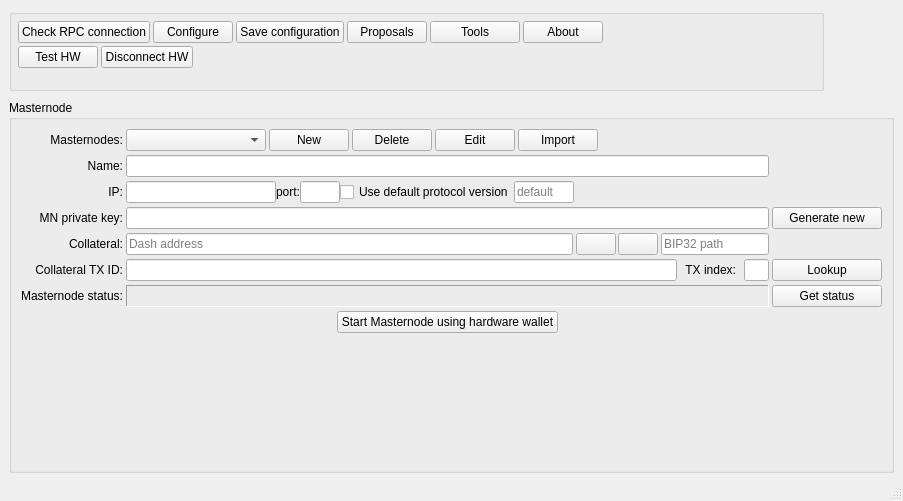
Above: src/ui/ui_main_dlg.ui from Bertrand256/dash-masternode-tool before the change. Below: the same form after it.
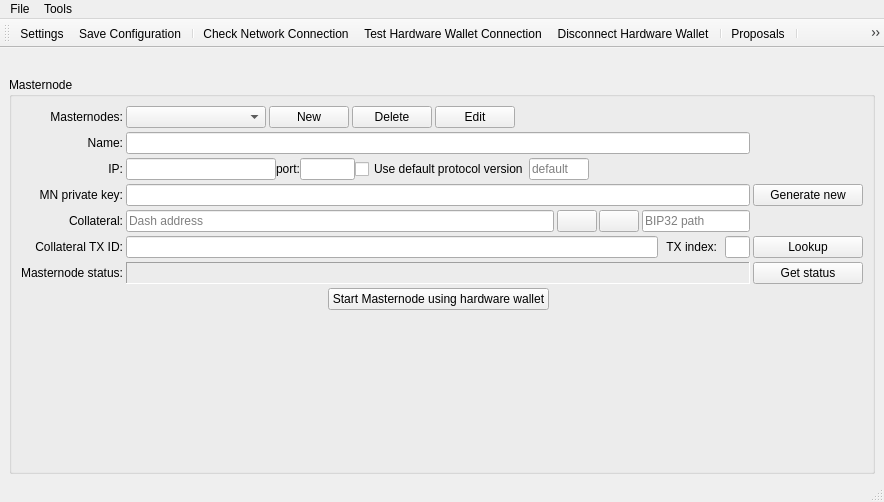
That is the form after the change.

Commit message: - Dash Testnet support - Trezor T support - switching between different configurations - config files encryption with hardware wallets - toolbar and main menu in main window - improvements in payment dialog: multiple recipients, improved UTXO selection, saving recipient list in an external file - transaction preview window - proposal dialog: additional filtering, voting on multiple proposals at once - uploading firmware to hardware wallets (dedicated mainly to upload a custom firmware with testnet support)

Diff of the .ui file:
```diff
--- a/src/ui/ui_main_dlg.ui
+++ b/src/ui/ui_main_dlg.ui
@@ -6,8 +6,8 @@
    <rect>
     <x>0</x>
     <y>0</y>
-    <width>903</width>
-    <height>501</height>
+    <width>884</width>
+    <height>502</height>
    </rect>
   </property>
   <property name="sizePolicy">
@@ -20,11 +20,46 @@
    <string>MainWindow</string>
   </property>
   <widget class="QWidget" name="centralwidget">
-   <layout class="QGridLayout" name="gridLayout_3">
+   <layout class="QVBoxLayout" name="verticalLayout">
     <property name="bottomMargin">
      <number>6</number>
     </property>
-    <item row="2" column="0" colspan="2">
+    <item>
+     <layout class="QHBoxLayout" name="layMessage" stretch="0">
+      <property name="spacing">
+       <number>0</number>
+      </property>
+      <property name="leftMargin">
+       <number>0</number>
+      </property>
+      <property name="bottomMargin">
+       <number>0</number>
+      </property>
+      <item>
+       <widget class="QLabel" name="lblMessage">
+        <property name="sizePolicy">
+         <sizepolicy hsizetype="Minimum" vsizetype="Preferred">
+          <horstretch>0</horstretch>
+          <verstretch>0</verstretch>
+         </sizepolicy>
+        </property>
+        <property name="text">
+         <string/>
+        </property>
+        <property name="wordWrap">
+         <bool>true</bool>
+        </property>
+        <property name="margin">
+         <number>0</number>
+        </property>
+        <property name="openExternalLinks">
+         <bool>true</bool>
+        </property>
+       </widget>
+      </item>
+     </layout>
+    </item>
+    <item>
      <widget class="QGroupBox" name="groupBox_3">
       <property name="sizePolicy">
        <sizepolicy hsizetype="Expanding" vsizetype="Expanding">
@@ -131,16 +166,6 @@
              </property>
             </widget>
            </item>
-           <item>
-            <widget class="QPushButton" name="btnImportMasternodesConf">
-             <property name="toolTip">
-              <string>Import Masternodes from masternode.conf file</string>
-             </property>
-             <property name="text">
-              <string>Import</string>
-             </property>
-            </widget>
-           </item>
            <item>
             <spacer name="horizontalSpacer">
              <property name="orientation">
@@ -206,7 +231,7 @@
              </property>
              <property name="maximumSize">
               <size>
-               <width>40</width>
+               <width>55</width>
                <height>16777215</height>
               </size>
              </property>
@@ -777,353 +802,186 @@
       </layout>
      </widget>
     </item>
-    <item row="1" column="0" colspan="2">
-     <layout class="QHBoxLayout" name="horizontalLayout_11" stretch="1,0">
-      <property name="sizeConstraint">
-       <enum>QLayout::SetMinimumSize</enum>
-      </property>
-      <property name="bottomMargin">
-       <number>3</number>
-      </property>
-      <item>
-       <widget class="QGroupBox" name="groupBox">
-        <property name="sizePolicy">
-         <sizepolicy hsizetype="Preferred" vsizetype="Fixed">
-          <horstretch>0</horstretch>
-          <verstretch>0</verstretch>
-         </sizepolicy>
-        </property>
-        <property name="title">
-         <string/>
-        </property>
-        <property name="flat">
-         <bool>false</bool>
-        </property>
-        <property name="checkable">
-         <bool>false</bool>
-        </property>
-        <layout class="QVBoxLayout" name="verticalLayout_2">
-         <property name="spacing">
-          <number>0</number>
-         </property>
-         <property name="leftMargin">
-          <number>6</number>
-         </property>
-         <property name="topMargin">
-          <number>3</number>
-         </property>
-         <property name="rightMargin">
-          <number>3</number>
-         </property>
-         <property name="bottomMargin">
-          <number>3</number>
-         </property>
-         <item>
-          <layout class="QHBoxLayout" name="layButtons">
-           <property name="spacing">
-            <number>3</number>
-           </property>
-           <property name="topMargin">
-            <number>3</number>
-           </property>
-           <item>
-            <widget class="QPushButton" name="btnCheckConnection">
-             <property name="sizePolicy">
-              <sizepolicy hsizetype="Preferred" vsizetype="Minimum">
-               <horstretch>0</horstretch>
-               <verstretch>0</verstretch>
-              </sizepolicy>
-             </property>
-             <property name="minimumSize">
-              <size>
-               <width>0</width>
-               <height>0</height>
-              </size>
-             </property>
-             <property name="maximumSize">
-              <size>
-               <width>16777215</width>
-               <height>16777215</height>
-              </size>
-             </property>
-             <property name="toolTip">
-              <string>Check connection with Dash daemon</string>
-             </property>
-             <property name="text">
-              <string>Check RPC connection</string>
-             </property>
-            </widget>
-           </item>
-           <item>
-            <widget class="QPushButton" name="btnConfiguration">
-             <property name="sizePolicy">
-              <sizepolicy hsizetype="Fixed" vsizetype="Minimum">
-               <horstretch>0</horstretch>
-               <verstretch>0</verstretch>
-              </sizepolicy>
-             </property>
-             <property name="minimumSize">
-              <size>
-               <width>0</width>
-               <height>0</height>
-              </size>
-             </property>
-             <property name="maximumSize">
-              <size>
-               <width>16777215</width>
-               <height>16777215</height>
-              </size>
-             </property>
-             <property name="toolTip">
-              <string>Open configuration window of communication with a Dash daemon</string>
-             </property>
-             <property name="text">
-              <string>Configure</string>
-             </property>
-             <property name="iconSize">
-              <size>
-               <width>12</width>
-               <height>12</height>
-              </size>
-             </property>
-            </widget>
-           </item>
-           <item>
-            <widget class="QPushButton" name="btnSaveConfiguration">
-             <property name="sizePolicy">
-              <sizepolicy hsizetype="Preferred" vsizetype="Minimum">
-               <horstretch>0</horstretch>
-               <verstretch>0</verstretch>
-              </sizepolicy>
-             </property>
-             <property name="minimumSize">
-              <size>
-               <width>0</width>
-               <height>0</height>
-              </size>
-             </property>
-             <property name="maximumSize">
-              <size>
-               <width>16777215</width>
-               <height>16777215</height>
-              </size>
-             </property>
-             <property name="text">
-              <string>Save configuration</string>
-             </property>
-            </widget>
-           </item>
-           <item>
-            <widget class="QPushButton" name="btnProposals">
-             <property name="text">
-              <string>Proposals</string>
-             </property>
-            </widget>
-           </item>
-           <item>
-            <widget class="QPushButton" name="btnActions">
-             <property name="sizePolicy">
-              <sizepolicy hsizetype="Fixed" vsizetype="Fixed">
-               <horstretch>0</horstretch>
-               <verstretch>0</verstretch>
-              </sizepolicy>
-             </property>
-             <property name="minimumSize">
-              <size>
-               <width>90</width>
-               <height>0</height>
-              </size>
-             </property>
-             <property name="text">
-              <string>Tools</string>
-             </property>
-            </widget>
-           </item>
-           <item>
-            <widget class="QPushButton" name="btnAbout">
-             <property name="sizePolicy">
-              <sizepolicy hsizetype="Preferred" vsizetype="Minimum">
-               <horstretch>0</horstretch>
-               <verstretch>0</verstretch>
-              </sizepolicy>
-             </property>
-             <property name="minimumSize">
-              <size>
-               <width>0</width>
-               <height>0</height>
-              </size>
-             </property>
-             <property name="maximumSize">
-              <size>
-               <width>100000</width>
-               <height>100000</height>
-              </size>
-             </property>
-             <property name="baseSize">
-              <size>
-               <width>0</width>
-               <height>0</height>
-              </size>
-             </property>
-             <property name="autoFillBackground">
-              <bool>false</bool>
-             </property>
-             <property name="text">
-              <string>About</string>
-             </property>
-             <property name="flat">
-              <bool>false</bool>
-             </property>
-            </widget>
-           </item>
-           <item>
-            <spacer name="horizontalSpacer_4">
-             <property name="orientation">
-              <enum>Qt::Horizontal</enum>
-             </property>
-             <property name="sizeHint" stdset="0">
-              <size>
-               <width>40</width>
-               <height>20</height>
-              </size>
-             </property>
-            </spacer>
-           </item>
-          </layout>
-         </item>
-         <item>
-          <layout class="QHBoxLayout" name="layHardwareWallet">
-           <property name="spacing">
-            <number>3</number>
-           </property>
-           <property name="leftMargin">
-            <number>0</number>
-           </property>
-           <property name="topMargin">
-            <number>3</number>
-           </property>
-           <property name="bottomMargin">
-            <number>3</number>
-           </property>
-           <item>
-            <widget class="QPushButton" name="btnHwCheck">
-             <property name="toolTip">
-              <string>Check hardware wallet connection</string>
-             </property>
-             <property name="text">
-              <string>Test HW</string>
-             </property>
-             <property name="iconSize">
-              <size>
-               <width>12</width>
-               <height>12</height>
-              </size>
-             </property>
-             <property name="shortcut">
-              <string/>
-             </property>
-            </widget>
-           </item>
-           <item>
-            <widget class="QPushButton" name="btnHwDisconnect">
-             <property name="toolTip">
-              <string>Close hardware wallet session </string>
-             </property>
-             <property name="text">
-              <string>Disconnect HW</string>
-             </property>
-            </widget>
-           </item>
-           <item>
-            <spacer name="horizontalSpacer_3">
-             <property name="orientation">
-              <enum>Qt::Horizontal</enum>
-             </property>
-             <property name="sizeHint" stdset="0">
-              <size>
-               <width>40</width>
-               <height>20</height>
-              </size>
-             </property>
-            </spacer>
-           </item>
-          </layout>
-         </item>
-         <item>
-          <layout class="QHBoxLayout" name="layMessage">
-           <property name="spacing">
-            <number>0</number>
-           </property>
-           <property name="leftMargin">
-            <number>0</number>
-           </property>
-           <property name="bottomMargin">
-            <number>0</number>
-           </property>
-           <item>
-            <widget class="QLabel" name="lblMessage">
-             <property name="text">
-              <string/>
-             </property>
-             <property name="wordWrap">
-              <bool>true</bool>
-             </property>
-             <property name="margin">
-              <number>0</number>
-             </property>
-             <property name="openExternalLinks">
-              <bool>true</bool>
-             </property>
-            </widget>
-           </item>
-          </layout>
-         </item>
-        </layout>
-       </widget>
-      </item>
-      <item>
-       <layout class="QHBoxLayout" name="horizontalLayout_13">
-        <property name="spacing">
-         <number>3</number>
-        </property>
-        <property name="sizeConstraint">
-         <enum>QLayout::SetMinimumSize</enum>
-        </property>
-        <property name="topMargin">
-         <number>0</number>
-        </property>
-        <item>
-         <widget class="QLabel" name="lblAbout">
-          <property name="sizePolicy">
-           <sizepolicy hsizetype="Minimum" vsizetype="Minimum">
-            <horstretch>0</horstretch>
-            <verstretch>0</verstretch>
-           </sizepolicy>
-          </property>
-          <property name="minimumSize">
-           <size>
-            <width>64</width>
-            <height>64</height>
-           </size>
-          </property>
-          <property name="maximumSize">
-           <size>
-            <width>64</width>
-            <height>64</height>
-           </size>
-          </property>
-          <property name="text">
-           <string/>
-          </property>
-         </widget>
-        </item>
-       </layout>
-      </item>
-     </layout>
-    </item>
    </layout>
   </widget>
   <widget class="QStatusBar" name="statusBar"/>
+  <widget class="QMenuBar" name="menuBar">
+   <property name="geometry">
+    <rect>
+     <x>0</x>
+     <y>0</y>
+     <width>884</width>
+     <height>22</height>
+    </rect>
+   </property>
+   <widget class="QMenu" name="menuTools">
+    <property name="title">
+     <string>Tools</string>
+    </property>
+    <addaction name="action_transfer_funds_for_cur_mn"/>
+    <addaction name="action_transfer_funds_for_all_mns"/>
+    <addaction name="action_transfer_funds_for_any_address"/>
+    <addaction name="separator"/>
+    <addaction name="action_sign_message_for_cur_mn"/>
+    <addaction name="action_hw_configuration"/>
+    <addaction name="action_hw_initialization_recovery"/>
+    <addaction name="separator"/>
+    <addaction name="action_import_masternode_conf"/>
+    <addaction name="separator"/>
+    <addaction name="action_check_for_updates"/>
+    <addaction name="action_open_log_file"/>
+   </widget>
+   <widget class="QMenu" name="menuFile">
+    <property name="title">
+     <string>File</string>
+    </property>
+    <widget class="QMenu" name="action_open_recent_files">
+     <property name="title">
+      <string>Recent Configuration Files</string>
+     </property>
+    </widget>
+    <addaction name="action_load_config_file"/>
+    <addaction name="action_open_recent_files"/>
+    <addaction name="action_save_config_file"/>
+    <addaction name="action_save_config_file_as"/>
+    <addaction name="separator"/>
+    <addaction name="action_about_app"/>
+   </widget>
+   <addaction name="menuFile"/>
+   <addaction name="menuTools"/>
+  </widget>
+  <widget class="QToolBar" name="toolBar">
+   <property name="windowTitle">
+    <string>toolBar</string>
+   </property>
+   <property name="toolButtonStyle">
+    <enum>Qt::ToolButtonIconOnly</enum>
+   </property>
+   <property name="floatable">
+    <bool>false</bool>
+   </property>
+   <attribute name="toolBarArea">
+    <enum>TopToolBarArea</enum>
+   </attribute>
+   <attribute name="toolBarBreak">
+    <bool>false</bool>
+   </attribute>
+   <addaction name="action_open_settings_window"/>
+   <addaction name="action_save_config_file"/>
+   <addaction name="separator"/>
+   <addaction name="action_check_network_connection"/>
+   <addaction name="action_test_hw_connection"/>
+   <addaction name="action_disconnect_hw"/>
+   <addaction name="separator"/>
+   <addaction name="action_open_proposals_window"/>
+   <addaction name="separator"/>
+   <addaction name="action_transfer_funds_for_any_address"/>
+   <addaction name="action_transfer_funds_for_cur_mn"/>
+   <addaction name="action_transfer_funds_for_all_mns"/>
+   <addaction name="action_sign_message_for_cur_mn"/>
+  </widget>
+  <action name="action_transfer_funds_for_cur_mn">
+   <property name="text">
+    <string>Transfer Funds for Current Masternode...</string>
+   </property>
+  </action>
+  <action name="action_transfer_funds_for_all_mns">
+   <property name="text">
+    <string>Transfer Funds for All Masternodes</string>
+   </property>
+  </action>
+  <action name="action_transfer_funds_for_any_address">
+   <property name="text">
+    <string>Transfer Funds for Any Address</string>
+   </property>
+  </action>
+  <action name="action_sign_message_for_cur_mn">
+   <property name="text">
+    <string>Sign Message for Current Masternode...</string>
+   </property>
+  </action>
+  <action name="action_hw_configuration">
+   <property name="text">
+    <string>Hardware Wallet PIN/passphrase Configuration...</string>
+   </property>
+  </action>
+  <action name="action_load_config_file">
+   <property name="text">
+    <string>Open Configuration File...</string>
+   </property>
+   <property name="toolTip">
+    <string>Open configuration file</string>
+   </property>
+  </action>
+  <action name="action_save_config_file_as">
+   <property name="text">
+    <string>Save Configuration As...</string>
+   </property>
+  </action>
+  <action name="action_save_config_file">
+   <property name="text">
+    <string>Save Configuration</string>
+   </property>
+  </action>
+  <action name="action_check_network_connection">
+   <property name="text">
+    <string>Check Network Connection</string>
+   </property>
+   <property name="toolTip">
+    <string>Check Dash Network Connection</string>
+   </property>
+  </action>
+  <action name="action_open_settings_window">
+   <property name="text">
+    <string>Settings</string>
+   </property>
+   <property name="toolTip">
+    <string>Settings</string>
+   </property>
+  </action>
+  <action name="action_open_proposals_window">
+   <property name="text">
+    <string>Proposals</string>
+   </property>
+   <property name="toolTip">
+    <string>Proposals</string>
+   </property>
+  </action>
+  <action name="action_test_hw_connection">
+   <property name="text">
+    <string>Test Hardware Wallet Connection</string>
+   </property>
+  </action>
+  <action name="action_disconnect_hw">
+   <property name="text">
+    <string>Disconnect Hardware Wallet</string>
+   </property>
+  </action>
+  <action name="action_hw_initialization_recovery">
+   <property name="text">
+    <string>Hardware Wallet Initialization/Recovery...</string>
+   </property>
+  </action>
+  <action name="action_check_for_updates">
+   <property name="text">
+    <string>Check For Updates</string>
+   </property>
+  </action>
+  <action name="action_open_log_file">
+   <property name="text">
+    <string>Open Log File</string>
+   </property>
+  </action>
+  <action name="action_about_app">
+   <property name="text">
+    <string>About DashMasternodeTool...</string>
+   </property>
+  </action>
+  <action name="action_import_masternode_conf">
+   <property name="text">
+    <string>Import masternodes from the masternode.conf file...</string>
+   </property>
+  </action>
  </widget>
  <tabstops>
   <tabstop>cboMasternodes</tabstop>
```
Left out of the diff: 8 changed lines with no effect on the pictures. The commit also changes 65 other files.
